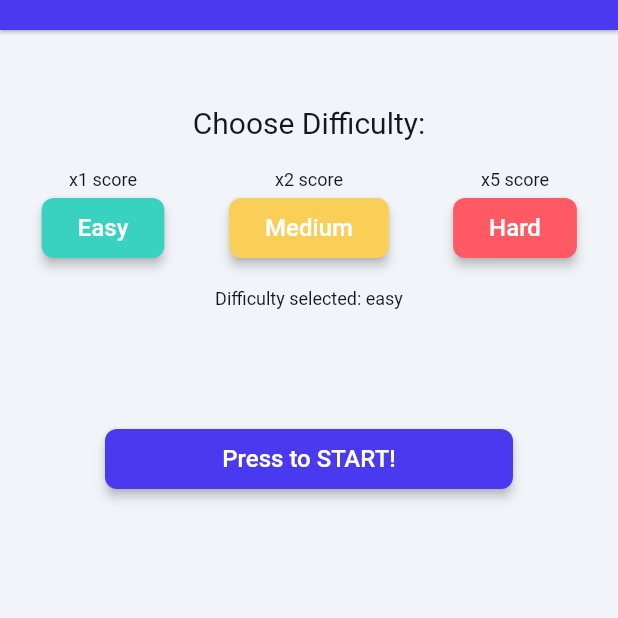
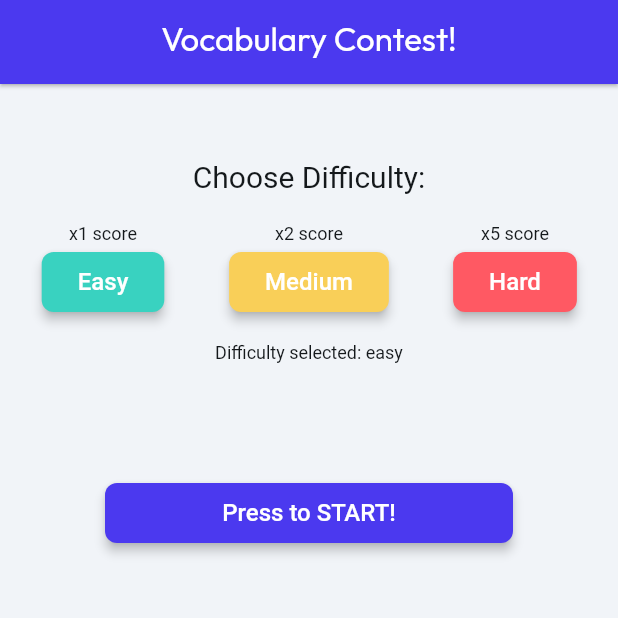
Before and after one commit to ItayMeirowitz/Gamya, a Flutter app: the VocabWidget screen opened by its route, on a phone screen of 412 x 824 dp, the top half of it. Run offline on Flutter 3.47's test engine with Material 3 defaults, Android fonts, the phone set to English and light mode, and no system bars; drawn by our look-alikes of auto_size_text; our stand-ins replace badges, cached_network_image, equatable, flutter_animate, font_awesome_flutter, from_css_color and 6 more; missing offline and left inert: json_path, mime_type; accounts and stored records are empty; network calls fail; Roboto replaces fonts that are missing (Readex Pro).

Commit message:
Updating to latest FlutterFlow output.

```diff
--- a/lib/pages/vocab/vocab_widget.dart
+++ b/lib/pages/vocab/vocab_widget.dart
@@ -52,9 +52,7 @@ class _VocabWidgetState extends State<VocabWidget> {
       child: Scaffold(
         key: scaffoldKey,
         backgroundColor: FlutterFlowTheme.of(context).primaryBackground,
-        appBar: PreferredSize(
-          preferredSize: const Size.fromHeight(20.0),
-          child: AppBar(
+        appBar: AppBar(
           backgroundColor: FlutterFlowTheme.of(context).primary,
           automaticallyImplyLeading: false,
           actions: const [],
@@ -78,7 +76,6 @@ class _VocabWidgetState extends State<VocabWidget> {
             expandedTitleScale: 1.0,
           ),
           elevation: 1.0,
-          ),
         ),
         body: SafeArea(
           top: true,
```
Also changed, not shown: lib/pages/game_finished/game_finished_widget.dart (+5 -8 lines). Lines whose indentation alone changed are shown as unchanged.
